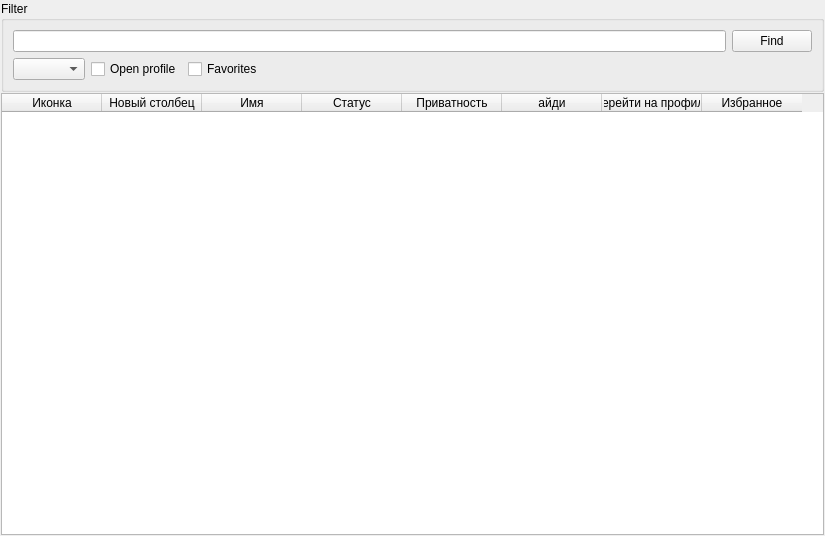
Old version of the form AraSteamManager/subform/formfriends.ui in the repository Arankir/AraSteamManager.
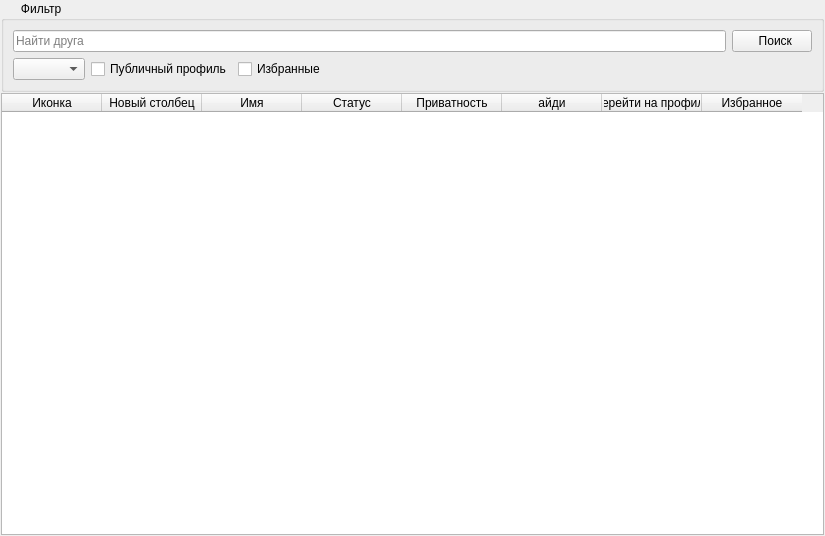
New version of the form.

What changed in the file:
```diff
--- a/AraSteamManager/subform/formfriends.ui
+++ b/AraSteamManager/subform/formfriends.ui
@@ -32,18 +32,22 @@
    <item>
     <widget class="QGroupBox" name="GroupBoxFilter">
      <property name="title">
-      <string>Filter</string>
+      <string>      Фильтр</string>
      </property>
      <layout class="QVBoxLayout" name="_2">
       <item>
        <layout class="QHBoxLayout" name="horizontalLayout_2">
         <item>
-         <widget class="QLineEdit" name="LineEditName"/>
+         <widget class="QLineEdit" name="LineEditName">
+          <property name="placeholderText">
+           <string>Найти друга</string>
+          </property>
+         </widget>
         </item>
         <item>
          <widget class="QPushButton" name="ButtonFind">
           <property name="text">
-           <string>Find</string>
+           <string>  Поиск</string>
           </property>
          </widget>
         </item>
@@ -57,14 +61,14 @@
         <item>
          <widget class="QCheckBox" name="CheckBoxOpenProfile">
           <property name="text">
-           <string>Open profile</string>
+           <string>Публичный профиль</string>
           </property>
          </widget>
         </item>
         <item>
          <widget class="QCheckBox" name="CheckBoxFavorites">
           <property name="text">
-           <string>Favorites</string>
+           <string>Избранные</string>
           </property>
          </widget>
         </item>
```
